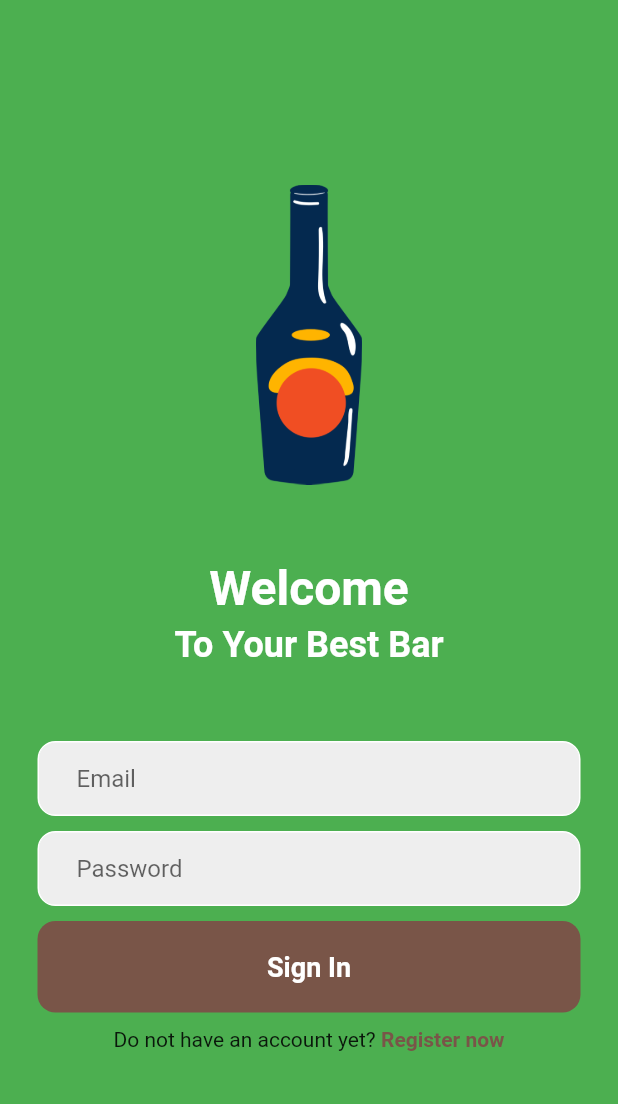
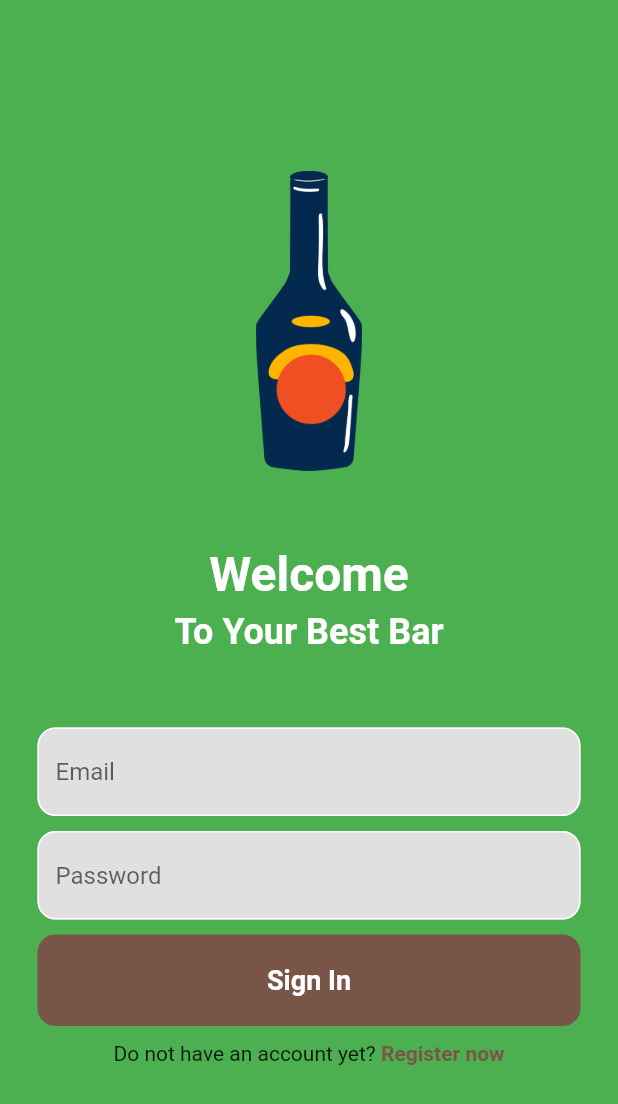
Before and after one commit to VladaCat/BarApp, a Flutter app: the LoginPage screen opened directly, on a phone screen of 412 x 824 dp. Shown: the top 1104 px of the screen. Run offline on Flutter 3.47's test engine with Material 2 defaults, Android fonts, the phone set to English and light mode, and no system bars; our stand-ins replace firebase_auth, firebase_core; accounts and stored records are empty; network calls fail.

Commit message:
add login+logout with created user in fb

```diff
--- a/lib/home_page.dart
+++ b/lib/home_page.dart
@@ -1,3 +1,4 @@
+import 'package:firebase_auth/firebase_auth.dart';
 import 'package:flutter/material.dart';
 
 import 'pages/favorite.dart';
@@ -12,6 +13,7 @@ class HomePage extends StatefulWidget {
 }
 
 class _HomePageState extends State<HomePage> {
+  // final user = FirebaseAuth.instance.currentUser;
   int _selectedIndex = 0;
 
   void _navigateBottomBar(int index) {
--- a/lib/login_page.dart
+++ b/lib/login_page.dart
@@ -1,5 +1,6 @@
 // ignore_for_file: prefer_const_literals_to_create_immutables, prefer_const_constructors, empty_constructor_bodies
 
+import 'package:firebase_auth/firebase_auth.dart';
 import 'package:flutter/material.dart';
 
 class LoginPage extends StatefulWidget {
@@ -10,12 +11,31 @@ class LoginPage extends StatefulWidget {
 }
 
 class _LoginPageState extends State<LoginPage> {
+  //text controllers
+  final _emailController = TextEditingController();
+  final _passwordController = TextEditingController();
+
+  Future signIn() async {
+    await FirebaseAuth.instance.signInWithEmailAndPassword(
+      email: _emailController.text.trim(),
+      password: _passwordController.text.trim(),
+    );
+  }
+
+  @override
+  void dispose() {
+    _emailController.dispose();
+    _passwordController.dispose();
+    super.dispose();
+  }
+
   @override
   Widget build(BuildContext context) {
     return Scaffold(
         backgroundColor: Colors.green,
         body: SafeArea(
           child: Center(
+            child: SingleChildScrollView(
               child: Column(
                 mainAxisAlignment: MainAxisAlignment.center,
                 children: [
@@ -48,20 +68,20 @@ class _LoginPageState extends State<LoginPage> {
                   //email textfield
                   Padding(
                     padding: const EdgeInsets.symmetric(horizontal: 25.0),
-                  child: Container(
-                    decoration: BoxDecoration(
-                        color: Colors.grey[200],
-                        border: Border.all(color: Colors.white),
-                        borderRadius: BorderRadius.circular(12)),
-                    child: Padding(
-                      padding: const EdgeInsets.only(left: 25.0),
                     child: TextField(
+                      controller: _emailController,
                       decoration: InputDecoration(
-                          border: InputBorder.none,
+                          enabledBorder: OutlineInputBorder(
+                            borderSide: BorderSide(color: Colors.white),
+                            borderRadius: BorderRadius.circular(12),
+                          ),
+                          focusedBorder: OutlineInputBorder(
+                            borderSide: BorderSide(color: Colors.brown),
+                            borderRadius: BorderRadius.circular(12),
+                          ),
                           hintText: 'Email',
-                        ),
-                      ),
-                    ),
+                          fillColor: Colors.grey[300],
+                          filled: true),
                     ),
                   ),
                   SizedBox(height: 10.0),
@@ -69,21 +89,21 @@ class _LoginPageState extends State<LoginPage> {
                   //password textfield
                   Padding(
                     padding: const EdgeInsets.symmetric(horizontal: 25.0),
-                  child: Container(
-                    decoration: BoxDecoration(
-                        color: Colors.grey[200],
-                        border: Border.all(color: Colors.white),
-                        borderRadius: BorderRadius.circular(12)),
-                    child: Padding(
-                      padding: const EdgeInsets.only(left: 25.0),
                     child: TextField(
+                      controller: _passwordController,
                       obscureText: true,
                       decoration: InputDecoration(
-                          border: InputBorder.none,
+                          enabledBorder: OutlineInputBorder(
+                            borderSide: BorderSide(color: Colors.white),
+                            borderRadius: BorderRadius.circular(12),
+                          ),
+                          focusedBorder: OutlineInputBorder(
+                            borderSide: BorderSide(color: Colors.brown),
+                            borderRadius: BorderRadius.circular(12),
+                          ),
                           hintText: 'Password',
-                        ),
-                      ),
-                    ),
+                          fillColor: Colors.grey[300],
+                          filled: true),
                     ),
                   ),
                   SizedBox(height: 10.0),
@@ -91,6 +111,8 @@ class _LoginPageState extends State<LoginPage> {
                   //sign in button
                   Padding(
                     padding: const EdgeInsets.symmetric(horizontal: 25.0),
+                    child: GestureDetector(
+                      onTap: signIn,
                       child: Container(
                         padding: EdgeInsets.all(20),
                         decoration: BoxDecoration(
@@ -103,6 +125,7 @@ class _LoginPageState extends State<LoginPage> {
                               color: Colors.white,
                               fontWeight: FontWeight.bold,
                               fontSize: 18,
+                            ),
                           ),
                         ),
                       ),
@@ -125,6 +148,7 @@ class _LoginPageState extends State<LoginPage> {
                 ],
               ),
             ),
+          ),
         ));
   }
 }
--- a/pubspec.yaml
+++ b/pubspec.yaml
@@ -31,6 +31,8 @@ dependencies:
   http: ^1.1.0
   flutter:
     sdk: flutter
+  firebase_auth: ^4.7.1
+  cloud_firestore: ^4.8.3
 
 
 
```
Also changed, not shown: lib/main.dart (+6 -4 lines), lib/main_page.dart (added, +24 -0 lines), lib/pages/coctails.dart (+10 -6 lines), pubspec.lock, 6 other files. Lines whose indentation alone changed are shown as unchanged.
